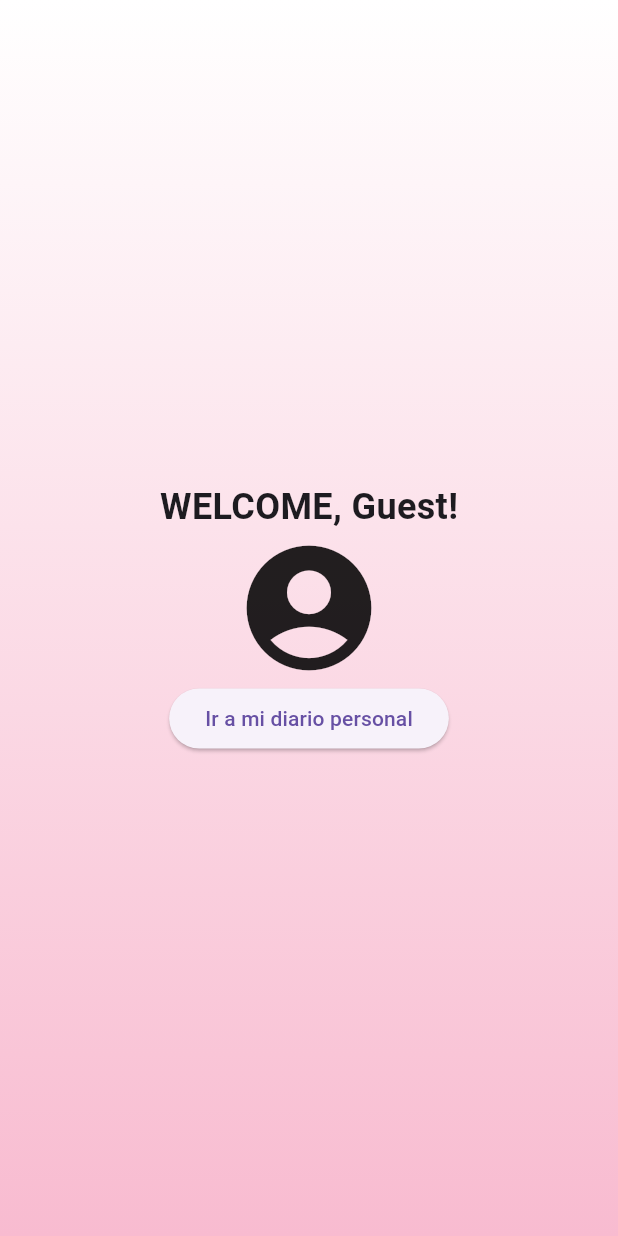
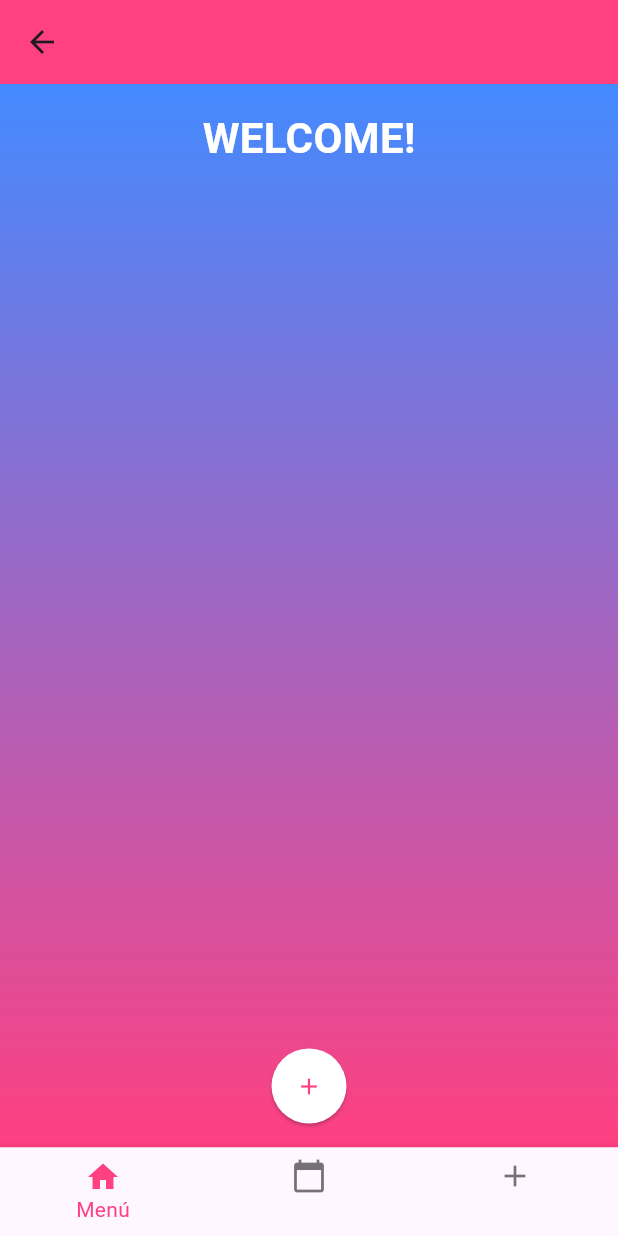
Before and after one commit to EriiMtz/inicio_sesi-n, a Flutter app: the WelcomeScreen screen opened by its route, on a phone screen of 412 x 824 dp. Run offline on Flutter 3.47's test engine with Material 3 defaults, Android fonts, the phone set to English and light mode, and no system bars; accounts and stored records are empty.

Commit message:
Se agrego la pantalla principal y el diario

```diff
--- a/lib/main.dart
+++ b/lib/main.dart
@@ -20,7 +20,9 @@ class MyApp extends StatelessWidget {
       routes: {
         '/': (context) => LoginScreen(),
         '/register': (context) => RegisterScreen(),
-        '/welcome': (context) => WelcomeScreen(),
+        '/welcome': (context) => WelcomeScreen(
+              userName: '',
+            ),
         '/diary': (context) => DiaryScreen(),
       },
     );
--- /dev/null
+++ b/lib/screens/note.dart
@@ -0,0 +1,11 @@
+class Note {
+  final String date;
+  final String title;
+  final String description;
+
+  Note({
+    required this.date,
+    required this.title,
+    required this.description,
+  });
+}
--- a/lib/screens/welcome_screen.dart
+++ b/lib/screens/welcome_screen.dart
@@ -1,42 +1,138 @@
 import 'package:flutter/material.dart';
-import '../models/user.dart';
+import 'note_form_screen.dart';
+import 'note.dart';
 
-class WelcomeScreen extends StatelessWidget {
+class WelcomeScreen extends StatefulWidget {
+  final String userName;
+
+  WelcomeScreen({required this.userName});
+
+  @override
+  _WelcomeScreenState createState() => _WelcomeScreenState();
+}
+
+class _WelcomeScreenState extends State<WelcomeScreen> {
+  var notes = <Note>[];
+
   @override
   Widget build(BuildContext context) {
-    final User? user = ModalRoute.of(context)?.settings.arguments as User?;
-
     return Scaffold(
+      appBar: AppBar(
+        backgroundColor: Colors.pinkAccent,
+        elevation: 0,
+      ),
       body: Container(
         decoration: BoxDecoration(
           gradient: LinearGradient(
-            colors: [Colors.white, Colors.pink.shade100],
             begin: Alignment.topCenter,
             end: Alignment.bottomCenter,
+            colors: [Colors.blueAccent, Colors.pinkAccent],
           ),
         ),
-        child: Center(
+        child: Padding(
+          padding: const EdgeInsets.all(16.0),
           child: Column(
             mainAxisAlignment: MainAxisAlignment.center,
             children: [
               Text(
-                'WELCOME, ${user?.firstName ?? 'Guest'}!',
-                style: TextStyle(fontSize: 24, fontWeight: FontWeight.bold),
+                'WELCOME!',
+                style: TextStyle(
+                  fontSize: 28,
+                  fontWeight: FontWeight.bold,
+                  color: Colors.white,
+                ),
               ),
-              Icon(
-                Icons.account_circle,
-                size: 100,
+              SizedBox(height: 10),
+              Text(
+                widget.userName,
+                style: TextStyle(
+                  fontSize: 20,
+                  fontWeight: FontWeight.w500,
+                  color: Colors.white,
+                ),
+              ),
+              SizedBox(height: 20),
+              Expanded(
+                child: ListView.builder(
+                  itemCount: notes.length,
+                  itemBuilder: (context, index) {
+                    final note = notes[index];
+                    return Card(
+                      color: Colors.white.withOpacity(0.8),
+                      margin: EdgeInsets.symmetric(vertical: 8),
+                      child: ListTile(
+                        leading: Column(
+                          mainAxisAlignment: MainAxisAlignment.center,
+                          children: [
+                            Text(
+                              note.date.split(' ')[0],
+                              style: TextStyle(
+                                fontSize: 18,
+                                fontWeight: FontWeight.bold,
+                                color: Colors.pinkAccent,
+                              ),
+                            ),
+                            Text(
+                              note.date.split(' ')[1],
+                              style: TextStyle(
+                                fontSize: 12,
+                                color: Colors.pinkAccent,
+                              ),
+                            ),
+                          ],
+                        ),
+                        title: Text(note.title),
+                        subtitle: Text(note.description),
+                      ),
+                    );
+                  },
+                ),
               ),
               ElevatedButton(
-                onPressed: () {
-                  Navigator.pushNamed(context, '/diary');
+                onPressed: () async {
+                  final result = await Navigator.push(
+                    context,
+                    MaterialPageRoute(
+                        builder: (context) =>
+                            NoteFormScreen(userName: widget.userName)),
+                  );
+                  if (result != null && result is Note) {
+                    setState(() {
+                      notes.add(result);
+                    });
+                  }
                 },
-                child: Text('Ir a mi diario personal'),
+                child: Icon(Icons.add),
+                style: ElevatedButton.styleFrom(
+                  foregroundColor: Colors.pinkAccent,
+                  backgroundColor: Colors.white,
+                  shape: CircleBorder(),
+                  padding: EdgeInsets.all(16),
+                ),
               ),
             ],
           ),
         ),
       ),
+      bottomNavigationBar: BottomNavigationBar(
+        items: const <BottomNavigationBarItem>[
+          BottomNavigationBarItem(
+            icon: Icon(Icons.home),
+            label: 'Menú',
+          ),
+          BottomNavigationBarItem(
+            icon: Icon(Icons.calendar_today),
+            label: '',
+          ),
+          BottomNavigationBarItem(
+            icon: Icon(Icons.add),
+            label: '',
+          ),
+        ],
+        currentIndex: 0,
+        selectedItemColor: Colors.pinkAccent,
+        onTap: (index) {},
+      ),
     );
   }
 }
--- /dev/null
+++ b/lib/welcome_screen.dart
@@ -0,0 +1 @@
+// TODO Implement this library.
```
Also changed, not shown: lib/screens/note_form_screen.dart (added, +134 -0 lines), lib/screens/note_list_screen.dart (added, +88 -0 lines).
